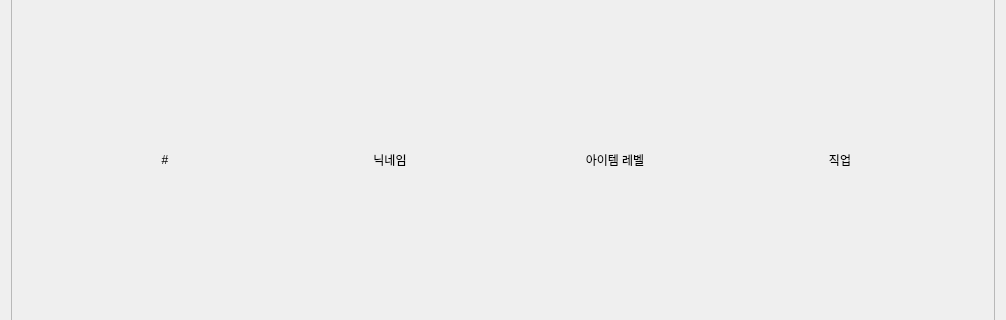
This is ranking_board/ranking_board.ui in Wseop/Qt_LoaTools as Qt 5 draws it before an edit; both pictures show x 0 to 1006 and y 189 to 509 of the 1006 by 655 pixel window. The edited form follows.
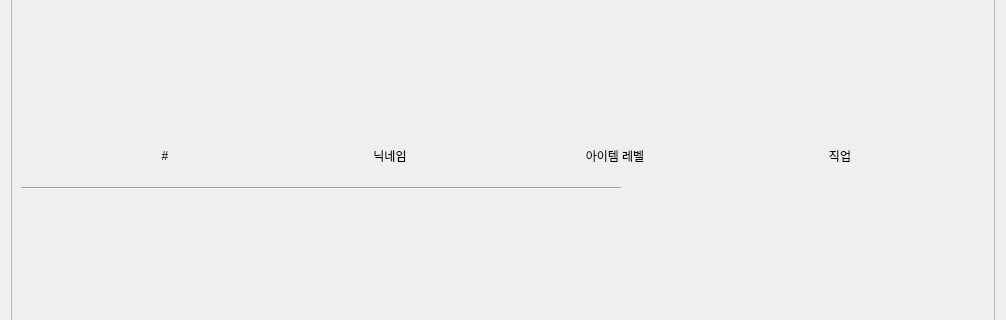
This is the edited form.

Commit message: Apply Font to RankingBoard

What changed in the file:
```diff
--- a/ranking_board/ranking_board.ui
+++ b/ranking_board/ranking_board.ui
@@ -185,30 +185,10 @@
       </property>
       <layout class="QVBoxLayout" name="verticalLayout">
        <item>
-        <layout class="QGridLayout" name="gridRankingBoard">
-         <item row="0" column="1">
-          <widget class="QLabel" name="lbName">
-           <property name="minimumSize">
-            <size>
-             <width>150</width>
-             <height>50</height>
-            </size>
-           </property>
-           <property name="maximumSize">
-            <size>
-             <width>150</width>
-             <height>50</height>
-            </size>
-           </property>
-           <property name="text">
-            <string>닉네임</string>
-           </property>
-           <property name="alignment">
-            <set>Qt::AlignCenter</set>
-           </property>
-          </widget>
-         </item>
-         <item row="0" column="0">
+        <layout class="QVBoxLayout" name="vLayoutScrollArea">
+         <item>
+          <layout class="QGridLayout" name="gridRankingLabels">
+           <item row="1" column="0">
           <widget class="QLabel" name="lbRank">
            <property name="minimumSize">
             <size>
@@ -230,29 +210,7 @@
            </property>
           </widget>
          </item>
-         <item row="0" column="2">
-          <widget class="QLabel" name="lbItemLevel">
-           <property name="minimumSize">
-            <size>
-             <width>150</width>
-             <height>50</height>
-            </size>
-           </property>
-           <property name="maximumSize">
-            <size>
-             <width>150</width>
-             <height>50</height>
-            </size>
-           </property>
-           <property name="text">
-            <string>아이템 레벨</string>
-           </property>
-           <property name="alignment">
-            <set>Qt::AlignCenter</set>
-           </property>
-          </widget>
-         </item>
-         <item row="0" column="3">
+           <item row="1" column="3">
           <widget class="QLabel" name="lbClass">
            <property name="minimumSize">
             <size>
@@ -273,6 +231,74 @@
             <set>Qt::AlignCenter</set>
            </property>
           </widget>
+           </item>
+           <item row="1" column="1">
+            <widget class="QLabel" name="lbName">
+             <property name="minimumSize">
+              <size>
+               <width>150</width>
+               <height>50</height>
+              </size>
+             </property>
+             <property name="maximumSize">
+              <size>
+               <width>150</width>
+               <height>50</height>
+              </size>
+             </property>
+             <property name="text">
+              <string>닉네임</string>
+             </property>
+             <property name="alignment">
+              <set>Qt::AlignCenter</set>
+             </property>
+            </widget>
+           </item>
+           <item row="1" column="2">
+            <widget class="QLabel" name="lbItemLevel">
+             <property name="minimumSize">
+              <size>
+               <width>150</width>
+               <height>50</height>
+              </size>
+             </property>
+             <property name="maximumSize">
+              <size>
+               <width>150</width>
+               <height>50</height>
+              </size>
+             </property>
+             <property name="text">
+              <string>아이템 레벨</string>
+             </property>
+             <property name="alignment">
+              <set>Qt::AlignCenter</set>
+             </property>
+            </widget>
+           </item>
+          </layout>
+         </item>
+         <item>
+          <widget class="Line" name="line">
+           <property name="minimumSize">
+            <size>
+             <width>600</width>
+             <height>0</height>
+            </size>
+           </property>
+           <property name="maximumSize">
+            <size>
+             <width>600</width>
+             <height>16777215</height>
+            </size>
+           </property>
+           <property name="orientation">
+            <enum>Qt::Horizontal</enum>
+           </property>
+          </widget>
+         </item>
+         <item>
+          <layout class="QGridLayout" name="gridRankingBoard"/>
          </item>
         </layout>
        </item>
```
Lines whose indentation alone changed are shown as unchanged. The commit also changes 2 other files.
